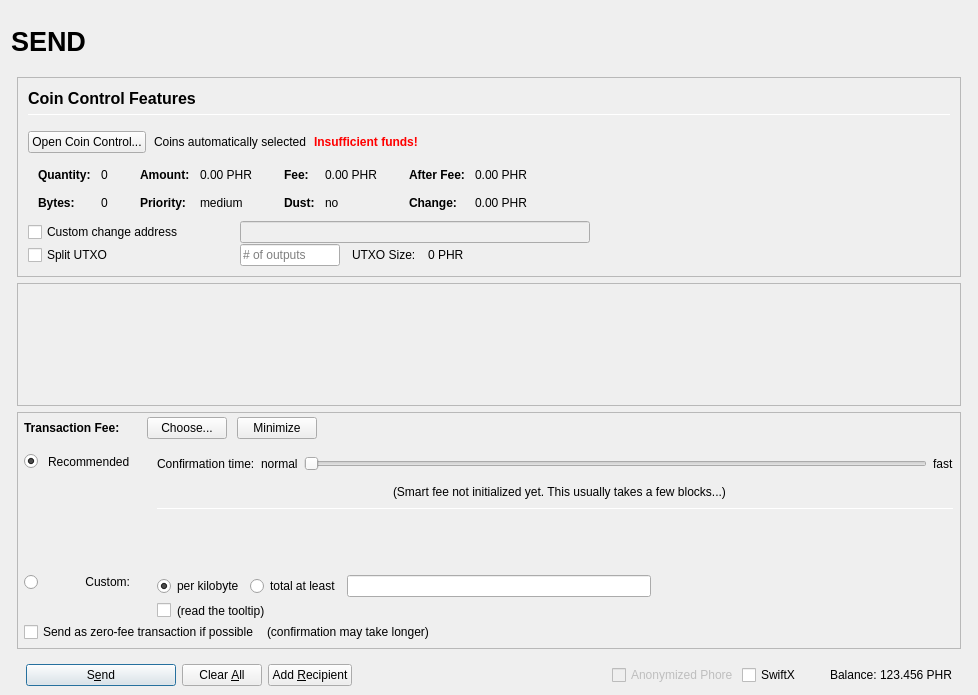
Old version of the form src/qt/forms/sendcoinsdialog.ui in the repository blocknetdx/blocknet.
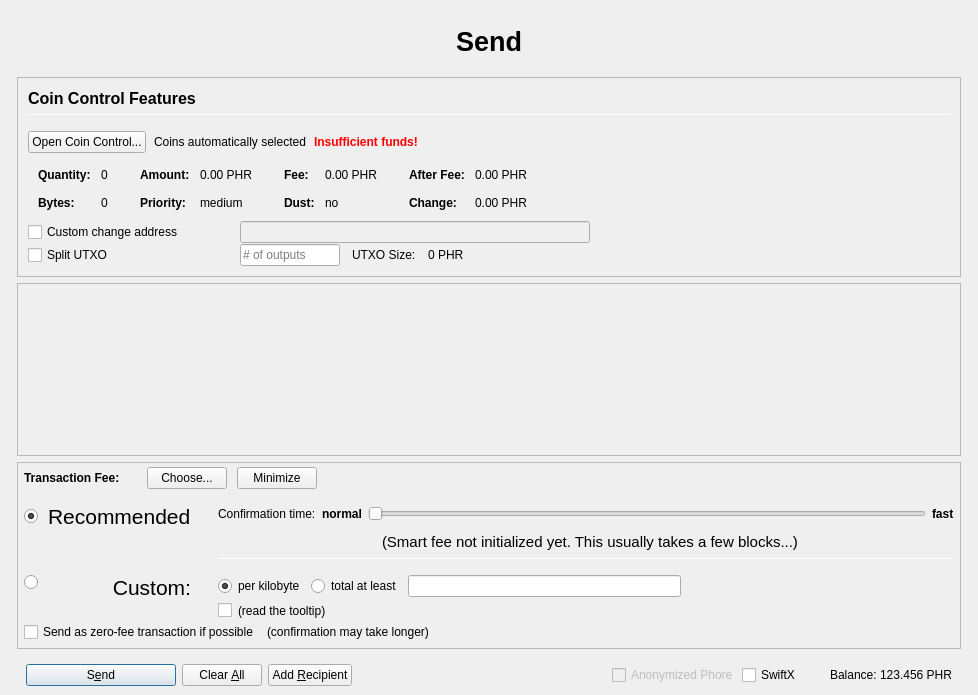
New version of the form. Icons and pictures are not drawn. Custom widgets are drawn as their Qt base class.

What changed in the file:
```diff
--- a/src/qt/forms/sendcoinsdialog.ui
+++ b/src/qt/forms/sendcoinsdialog.ui
@@ -53,7 +53,7 @@
          <number>0</number>
         </property>
         <item>
-         <layout class="QHBoxLayout" name="horizontalLayout_Header" stretch="1,0,1">
+         <layout class="QHBoxLayout" name="horizontalLayout_Header" stretch="0">
           <property name="spacing">
            <number>6</number>
           </property>
@@ -79,50 +79,10 @@
              </font>
             </property>
             <property name="text">
-             <string>SEND</string>
+             <string>Send</string>
             </property>
             <property name="alignment">
-             <set>Qt::AlignLeading|Qt::AlignLeft|Qt::AlignVCenter</set>
-            </property>
-           </widget>
-          </item>
-          <item>
-           <spacer name="horizontalSpacer_Header">
-            <property name="orientation">
-             <enum>Qt::Horizontal</enum>
-            </property>
-            <property name="sizeHint" stdset="0">
-             <size>
-              <width>40</width>
-              <height>20</height>
-             </size>
-            </property>
-           </spacer>
-          </item>
-          <item>
-           <widget class="QLabel" name="labelOverviewHeaderRight">
-            <property name="minimumSize">
-             <size>
-              <width>464</width>
-              <height>60</height>
-             </size>
-            </property>
-            <property name="maximumSize">
-             <size>
-              <width>16777215</width>
-              <height>60</height>
-             </size>
-            </property>
-            <property name="font">
-             <font>
-              <pointsize>14</pointsize>
-             </font>
-            </property>
-            <property name="text">
-             <string/>
-            </property>
-            <property name="alignment">
-             <set>Qt::AlignRight|Qt::AlignTrailing|Qt::AlignVCenter</set>
+             <set>Qt::AlignCenter</set>
             </property>
            </widget>
           </item>
@@ -898,7 +858,7 @@
              <x>0</x>
              <y>0</y>
              <width>944</width>
-             <height>68</height>
+             <height>83</height>
             </rect>
            </property>
            <layout class="QVBoxLayout" name="verticalLayout_2" stretch="0,1">
@@ -1175,6 +1135,11 @@
                   </item>
                   <item row="3" column="1">
                    <widget class="QLabel" name="labelCustomFee">
+                    <property name="font">
+                     <font>
+                      <pointsize>16</pointsize>
+                     </font>
+                    </property>
                     <property name="text">
                      <string>Custom:</string>
                     </property>
@@ -1284,6 +1249,11 @@
                   </item>
                   <item row="1" column="1">
                    <widget class="QLabel" name="labelSmartFee_2">
+                    <property name="font">
+                     <font>
+                      <pointsize>16</pointsize>
+                     </font>
+                    </property>
                     <property name="text">
                      <string>Recommended</string>
                     </property>
@@ -1298,7 +1268,7 @@
                      <number>2</number>
                     </property>
                     <property name="bottomMargin">
-                     <number>20</number>
+                     <number>0</number>
                     </property>
                     <item>
                      <layout class="QHBoxLayout" name="horizontalLayoutFee9">
@@ -1314,6 +1284,12 @@
                       </item>
                       <item>
                        <widget class="QLabel" name="labelSmartFeeNormal">
+                        <property name="font">
+                         <font>
+                          <weight>75</weight>
+                          <bold>true</bold>
+                         </font>
+                        </property>
                         <property name="text">
                          <string>normal</string>
                         </property>
@@ -1358,6 +1334,12 @@
                       </item>
                       <item>
                        <widget class="QLabel" name="labelSmartFeeFast">
+                        <property name="font">
+                         <font>
+                          <weight>75</weight>
+                          <bold>true</bold>
+                         </font>
+                        </property>
                         <property name="text">
                          <string>fast</string>
                         </property>
@@ -1377,7 +1359,7 @@
                         </property>
                         <property name="sizeHint" stdset="0">
                          <size>
-                          <width>40</width>
+                          <width>100</width>
                           <height>20</height>
                          </size>
                         </property>
@@ -1395,6 +1377,11 @@
                       </item>
                       <item>
                        <widget class="QLabel" name="labelSmartFee2">
+                        <property name="font">
+                         <font>
+                          <pointsize>11</pointsize>
+                         </font>
+                        </property>
                         <property name="text">
                          <string>(Smart fee not initialized yet. This usually takes a few blocks...)</string>
                         </property>
@@ -1484,7 +1471,7 @@
                       <property name="sizeHint" stdset="0">
                        <size>
                         <width>20</width>
-                        <height>40</height>
+                        <height>10</height>
                        </size>
                       </property>
                      </spacer>
@@ -1745,17 +1732,17 @@
   </layout>
  </widget>
  <customwidgets>
-  <customwidget>
-   <class>QValidatedLineEdit</class>
-   <extends>QLineEdit</extends>
-   <header>qvalidatedlineedit.h</header>
-  </customwidget>
   <customwidget>
    <class>BitcoinAmountField</class>
    <extends>QLineEdit</extends>
    <header>bitcoinamountfield.h</header>
    <container>1</container>
   </customwidget>
+  <customwidget>
+   <class>QValidatedLineEdit</class>
+   <extends>QLineEdit</extends>
+   <header>qvalidatedlineedit.h</header>
+  </customwidget>
  </customwidgets>
  <resources>
   <include location="../phore.qrc"/>
```
Left out of the diff: 2 changed lines with no effect on the pictures.
